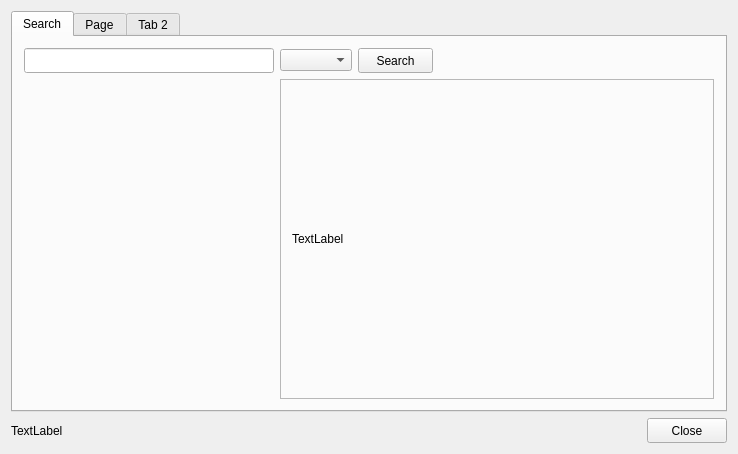
The window that mainwindow.ui (Rutle/warframe-util) describes before a commit, drawn with Qt 5.
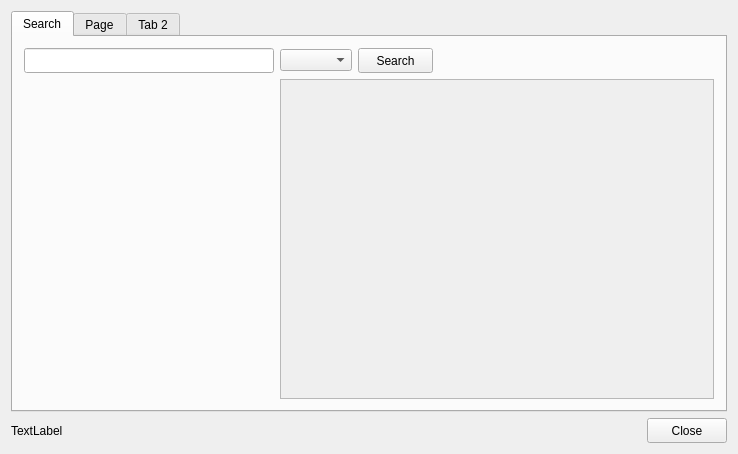
The same window after the commit.

Commit message:
Added basic layout solution to show selected item's data.
Possible to change to QTableView for increased functionality such as sorting etc.

What changed in the file:
```diff
--- a/mainwindow.ui
+++ b/mainwindow.ui
@@ -112,22 +112,21 @@
            </widget>
           </item>
           <item>
-           <widget class="QFrame" name="frame">
-            <property name="frameShape">
-             <enum>QFrame::StyledPanel</enum>
+           <widget class="QScrollArea" name="resultSA">
+            <property name="widgetResizable">
+             <bool>true</bool>
             </property>
-            <property name="frameShadow">
-             <enum>QFrame::Sunken</enum>
-            </property>
-            <layout class="QGridLayout" name="gridLayout_2">
-             <item row="0" column="0">
-              <widget class="QLabel" name="testLabel">
-               <property name="text">
-                <string>TextLabel</string>
-               </property>
-              </widget>
-             </item>
-            </layout>
+            <widget class="QWidget" name="scrollAreaWidgetContents">
+             <property name="geometry">
+              <rect>
+               <x>0</x>
+               <y>0</y>
+               <width>436</width>
+               <height>322</height>
+              </rect>
+             </property>
+             <layout class="QFormLayout" name="formLayout"/>
+            </widget>
            </widget>
           </item>
          </layout>
```
Left out of the diff: 2 changed lines with no effect on the pictures. The commit also changes 5 other files.
